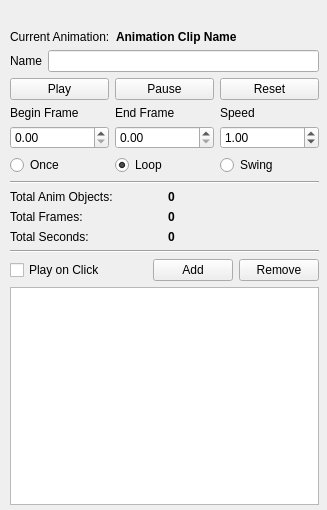
Qt form branches/RB-2.8/utilities/ObjectViewer/AnimationControlPanel.ui (delta3d/delta3d) before a commit.
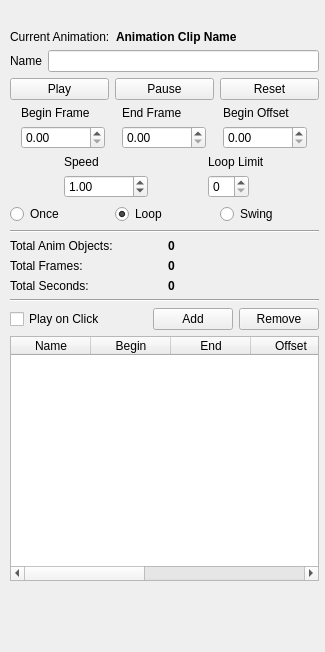
The same form after that commit.

The edit to the form file:
```diff
--- a/branches/RB-2.8/utilities/ObjectViewer/AnimationControlPanel.ui
+++ b/branches/RB-2.8/utilities/ObjectViewer/AnimationControlPanel.ui
@@ -9,8 +9,8 @@
    <rect>
     <x>0</x>
     <y>0</y>
-    <width>327</width>
-    <height>510</height>
+    <width>325</width>
+    <height>652</height>
    </rect>
   </property>
   <property name="sizePolicy">
@@ -21,13 +21,13 @@
   </property>
   <property name="minimumSize">
    <size>
-    <width>327</width>
-    <height>509</height>
+    <width>325</width>
+    <height>652</height>
    </size>
   </property>
   <property name="maximumSize">
    <size>
-    <width>327</width>
+    <width>600</width>
     <height>16777215</height>
    </size>
   </property>
@@ -46,7 +46,7 @@
      <x>10</x>
      <y>30</y>
      <width>309</width>
-     <height>475</height>
+     <height>551</height>
     </rect>
    </property>
    <layout class="QVBoxLayout" name="mLayoutMain">
@@ -135,6 +135,12 @@
         </item>
         <item>
          <widget class="QDoubleSpinBox" name="mAnimFrameBegin">
+          <property name="sizePolicy">
+           <sizepolicy hsizetype="Maximum" vsizetype="Fixed">
+            <horstretch>0</horstretch>
+            <verstretch>0</verstretch>
+           </sizepolicy>
+          </property>
           <property name="maximum">
            <double>999999.000000000000000</double>
           </property>
@@ -153,6 +159,12 @@
         </item>
         <item>
          <widget class="QDoubleSpinBox" name="mAnimFrameEnd">
+          <property name="sizePolicy">
+           <sizepolicy hsizetype="Maximum" vsizetype="Fixed">
+            <horstretch>0</horstretch>
+            <verstretch>0</verstretch>
+           </sizepolicy>
+          </property>
           <property name="maximum">
            <double>999999.000000000000000</double>
           </property>
@@ -160,6 +172,40 @@
         </item>
        </layout>
       </item>
+      <item>
+       <layout class="QVBoxLayout" name="verticalLayout_5">
+        <item>
+         <widget class="QLabel" name="mLabelAnimFrameBeginOffset">
+          <property name="text">
+           <string>Begin Offset</string>
+          </property>
+         </widget>
+        </item>
+        <item>
+         <widget class="QDoubleSpinBox" name="mAnimFrameBeginOffset">
+          <property name="sizePolicy">
+           <sizepolicy hsizetype="Maximum" vsizetype="Fixed">
+            <horstretch>0</horstretch>
+            <verstretch>0</verstretch>
+           </sizepolicy>
+          </property>
+          <property name="maximum">
+           <double>999999.000000000000000</double>
+          </property>
+          <property name="singleStep">
+           <double>0.100000000000000</double>
+          </property>
+          <property name="value">
+           <double>0.000000000000000</double>
+          </property>
+         </widget>
+        </item>
+       </layout>
+      </item>
+     </layout>
+    </item>
+    <item>
+     <layout class="QHBoxLayout" name="horizontalLayout_10">
       <item>
        <layout class="QVBoxLayout" name="verticalLayout_4">
         <item>
@@ -171,6 +217,12 @@
         </item>
         <item>
          <widget class="QDoubleSpinBox" name="mAnimSpeed">
+          <property name="sizePolicy">
+           <sizepolicy hsizetype="Maximum" vsizetype="Fixed">
+            <horstretch>0</horstretch>
+            <verstretch>0</verstretch>
+           </sizepolicy>
+          </property>
           <property name="maximum">
            <double>999999.000000000000000</double>
           </property>
@@ -184,6 +236,27 @@
         </item>
        </layout>
       </item>
+      <item>
+       <layout class="QVBoxLayout" name="verticalLayout_6">
+        <item>
+         <widget class="QLabel" name="mLabelAnimLoopLimit">
+          <property name="text">
+           <string>Loop Limit</string>
+          </property>
+         </widget>
+        </item>
+        <item>
+         <widget class="QSpinBox" name="mAnimLoopLimit">
+          <property name="sizePolicy">
+           <sizepolicy hsizetype="Maximum" vsizetype="Fixed">
+            <horstretch>0</horstretch>
+            <verstretch>0</verstretch>
+           </sizepolicy>
+          </property>
+         </widget>
+        </item>
+       </layout>
+      </item>
      </layout>
     </item>
     <item>
@@ -354,7 +427,58 @@
      </layout>
     </item>
     <item>
-     <widget class="QListWidget" name="mListAnimations"/>
+     <widget class="QTableWidget" name="mTableAnimations">
+      <property name="editTriggers">
+       <set>QAbstractItemView::NoEditTriggers</set>
+      </property>
+      <property name="selectionBehavior">
+       <enum>QAbstractItemView::SelectRows</enum>
+      </property>
+      <property name="columnCount">
+       <number>7</number>
+      </property>
+      <attribute name="horizontalHeaderDefaultSectionSize">
+       <number>80</number>
+      </attribute>
+      <attribute name="verticalHeaderDefaultSectionSize">
+       <number>25</number>
+      </attribute>
+      <column>
+       <property name="text">
+        <string>Name</string>
+       </property>
+      </column>
+      <column>
+       <property name="text">
+        <string>Begin</string>
+       </property>
+      </column>
+      <column>
+       <property name="text">
+        <string>End</string>
+       </property>
+      </column>
+      <column>
+       <property name="text">
+        <string>Offset</string>
+       </property>
+      </column>
+      <column>
+       <property name="text">
+        <string>Speed</string>
+       </property>
+      </column>
+      <column>
+       <property name="text">
+        <string>Mode</string>
+       </property>
+      </column>
+      <column>
+       <property name="text">
+        <string>Limit</string>
+       </property>
+      </column>
+     </widget>
     </item>
    </layout>
   </widget>
```
